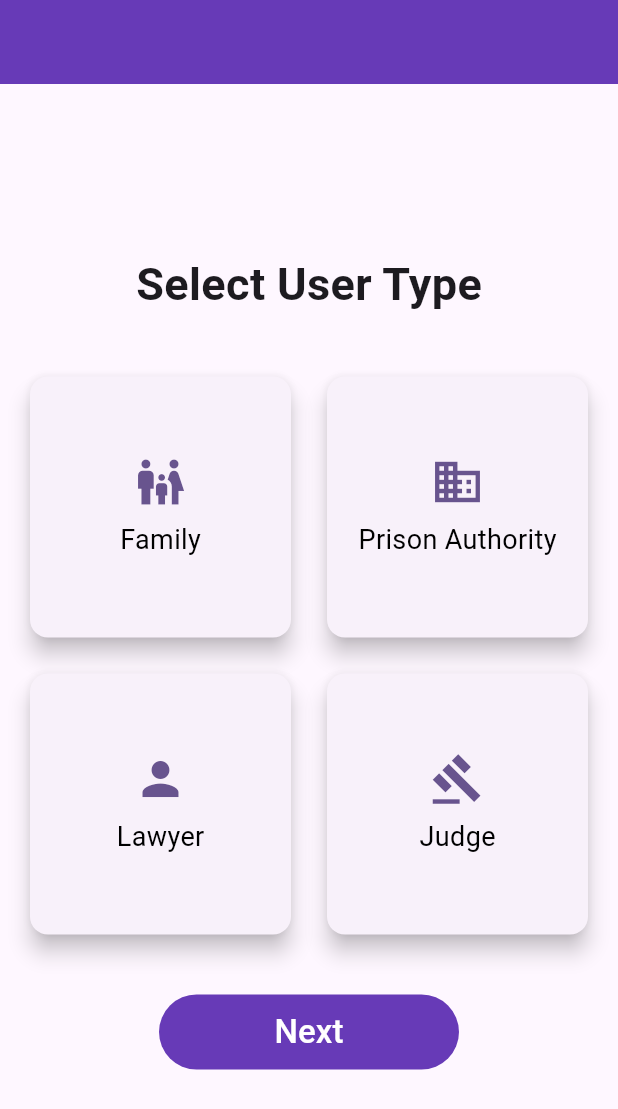
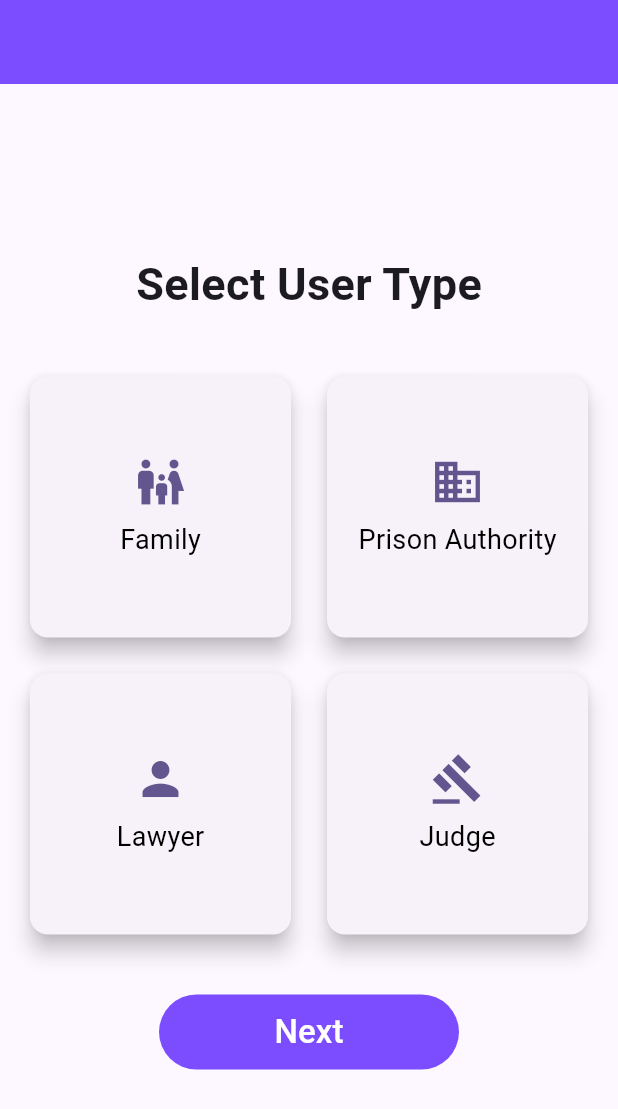
Before and after one commit to kavyaaa-1/sih, a Flutter app: the SelectUserTypePage screen opened directly, on a phone screen of 412 x 824 dp. Shown: the top 1109 px of the screen. Run offline on Flutter 3.47's test engine with Material 2 defaults, Android fonts, the phone set to English and light mode, and no system bars; our stand-ins replace syncfusion_flutter_gauges; missing offline and left inert: mongo_dart.

Commit message:
minor chnges in ui

```diff
--- a/lib/screens/family_login_page.dart
+++ b/lib/screens/family_login_page.dart
@@ -114,7 +114,7 @@ class _FamilyLogInPageState extends State<FamilyLogInPage> {
             fontWeight: FontWeight.bold,
           ),
         ),
-        backgroundColor: Colors.deepPurple,
+        backgroundColor: Colors.deepPurpleAccent,
         foregroundColor: Colors.white,
       ),
       body: Center(
--- a/lib/screens/judge_login_page.dart
+++ b/lib/screens/judge_login_page.dart
@@ -56,7 +56,7 @@ class _JudgeLoginState extends State<JudgeLogin> {
           mainAxisAlignment: MainAxisAlignment.center,
           children: [
             Image.asset(
-              'images/justice-scale_3122246.png', // Replace with your image path
+              'images/law_3122321.png', // Replace with your image path
               width: 125.0, // Adjust the image width as needed
             ),
             const SizedBox(
--- a/lib/screens/lawyer_login_page.dart
+++ b/lib/screens/lawyer_login_page.dart
@@ -57,7 +57,7 @@ class _LawyerLoginState extends State<LawyerLogin> {
           mainAxisAlignment: MainAxisAlignment.center,
           children: [
             Image.asset(
-              'images/law_3122321.png', // Replace with your image path
+              'images/justice-scale_3122246.png', // Replace with your image path
               width: 125.0, // Adjust the image width as needed
             ),
             const SizedBox(
--- a/lib/screens/select_user_type.dart
+++ b/lib/screens/select_user_type.dart
@@ -59,7 +59,7 @@ class _SelectUserTypePageState extends State<SelectUserTypePage> {
   Widget build(BuildContext context) {
     return Scaffold(
       appBar: AppBar(
-        backgroundColor: Colors.deepPurple,
+        backgroundColor: Colors.deepPurpleAccent,
         title: Text(""),
       ),
       body: Center(
@@ -87,7 +87,7 @@ class _SelectUserTypePageState extends State<SelectUserTypePage> {
               height: 50,
               decoration: BoxDecoration(
                 borderRadius: BorderRadius.circular(30),
-                color: Colors.deepPurple,
+                color: Colors.deepPurpleAccent,
               ),
               child: ElevatedButton(
                 onPressed: navigateToSelectedPage,
```
Also changed, not shown: lib/main.dart (+4 -3 lines), pubspec.lock.
